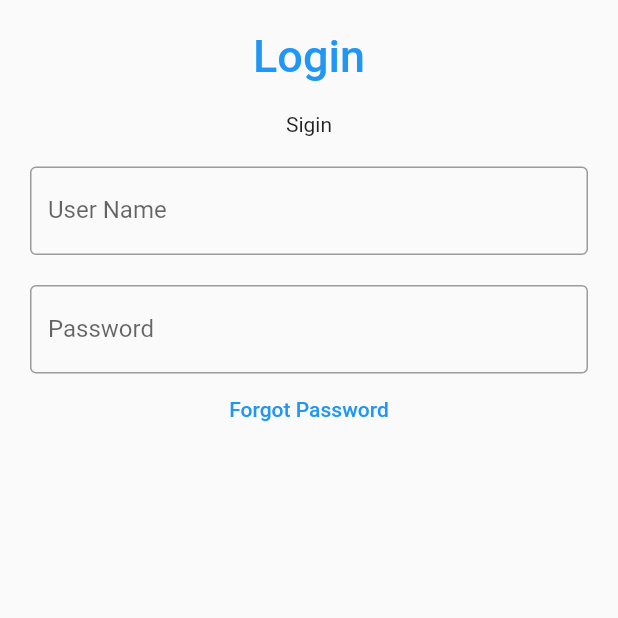
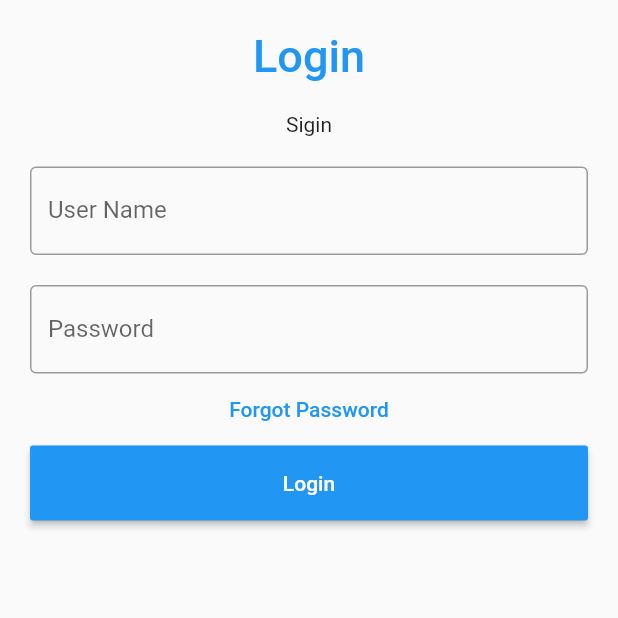
Before and after one commit to Dev-Pong-Sa-Vath/login_screen_1, a Flutter app: the screen it shows after launch, on a phone screen of 412 x 824 dp, the top half of it. Run offline on Flutter 3.47's test engine with Material 2 defaults, Android fonts, the phone set to English and light mode, and no system bars.

Commit message:
Add bution login

```diff
--- a/login_screen_1/lib/login.dart
+++ b/login_screen_1/lib/login.dart
@@ -52,6 +52,19 @@ class _LoginScreenState extends State<LoginScreen> {
             textColor: Colors.blue,
             child: Text('Forgot Password'),
           ),
+          Container(
+            height: 50,
+            padding: EdgeInsets.fromLTRB(10, 0, 10, 0),
+            child: RaisedButton(
+              textColor: Colors.white,
+              color: Colors.blue,
+              child: Text('Login'),
+              onPressed: () {
+                print(nameController.text);
+                print(passwordController.text);
+              },
+            ),
+          ),
       ]),
     ));
   }
```
